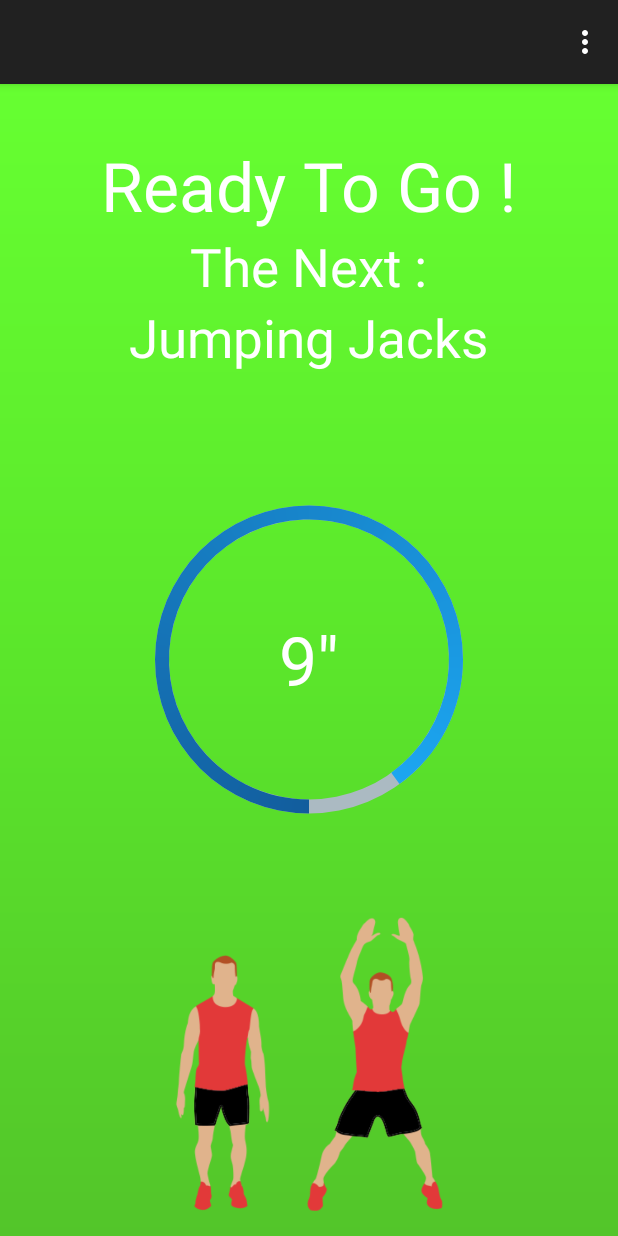
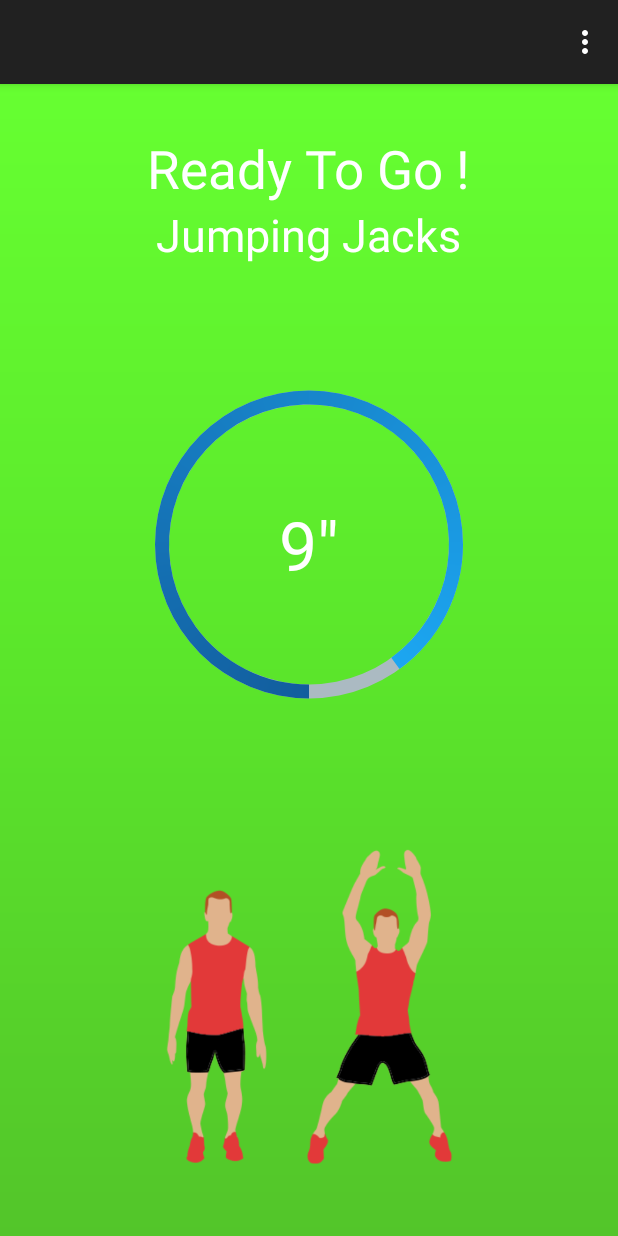
Before and after one commit to Cliffy38/CS4295-Mobile, an Android app: the Break screen opened directly, with no data from a screen before it, on a phone screen of 412 x 824 dp. Run offline under Robolectric (Android 15) with nearby library versions, the phone set to English and light mode, and no system bars.

Commit message:
Update Action& Break Layout~

```diff
--- a/CS4295_Project/app/src/main/java/cs4295/cs4295_project/Action1.java
+++ b/CS4295_Project/app/src/main/java/cs4295/cs4295_project/Action1.java
@@ -131,7 +131,7 @@ public class Action1 extends ActionBarActivity {
                 timeLeft = 30;
             }
 
-            textViewShowTime.setText(String.format("%02d", timeLeft % 60)+"\"");
+            textViewShowTime.setText(timeLeft+"\"");
             setTimer(time,timeLeft); //30 second
             startTimer();
         }
@@ -185,7 +185,7 @@ public class Action1 extends ActionBarActivity {
                     blink = !blink; // toggle the value of blink
                 }
 
-                textViewShowTime.setText(String.format("%02d", seconds % 60)+"\"");
+                textViewShowTime.setText(seconds+"\"");
 
             }
 
--- a/CS4295_Project/app/src/main/java/cs4295/cs4295_project/Home.java
+++ b/CS4295_Project/app/src/main/java/cs4295/cs4295_project/Home.java
@@ -26,7 +26,7 @@ public class Home extends ActionBarActivity {
         start.setOnClickListener(new View.OnClickListener() {
             @Override
             public void onClick(View v) {
-                Intent i = new Intent(getApplicationContext(), Action1.class);
+                Intent i = new Intent(getApplicationContext(), Break.class);
                 startActivity(i);
             }
         });
--- a/CS4295_Project/app/src/main/res/layout/activity_break.xml
+++ b/CS4295_Project/app/src/main/res/layout/activity_break.xml
@@ -12,16 +12,7 @@
         android:layout_centerHorizontal="true"
         android:layout_centerVertical="true"
         android:orientation="vertical"
-        android:layout_weight="0.3">
-
-        <TextView
-            android:id="@+id/tvReadyToGo"
-            android:layout_width="wrap_content"
-            android:layout_height="wrap_content"
-            android:layout_gravity="center_horizontal|center"
-            android:textColor="#fff"
-            android:textSize="45dip"
-            android:text="Ready To Go !"/>
+        android:layout_weight="0.2">
 
         <TextView
             android:layout_width="wrap_content"
@@ -29,7 +20,7 @@
             android:layout_gravity="center_horizontal|center"
             android:textColor="#fff"
             android:textSize="35dip"
-            android:text="The Next :"/>
+            android:text="Ready To Go !"/>
 
         <TextView
             android:layout_width="wrap_content"
@@ -38,7 +29,7 @@
             android:layout_gravity="center_horizontal|center"
             android:text="Push Up"
             android:textColor="#fff"
-            android:textSize="35dip"/>
+            android:textSize="30dip"/>
 
     </LinearLayout>
 
@@ -99,7 +90,7 @@
         android:gravity="center"
         android:orientation="horizontal"
         android:padding="5dp"
-        android:layout_weight="0.3">
+        android:layout_weight="0.4">
 
         <ImageView
             android:id="@+id/imageView1"
```
